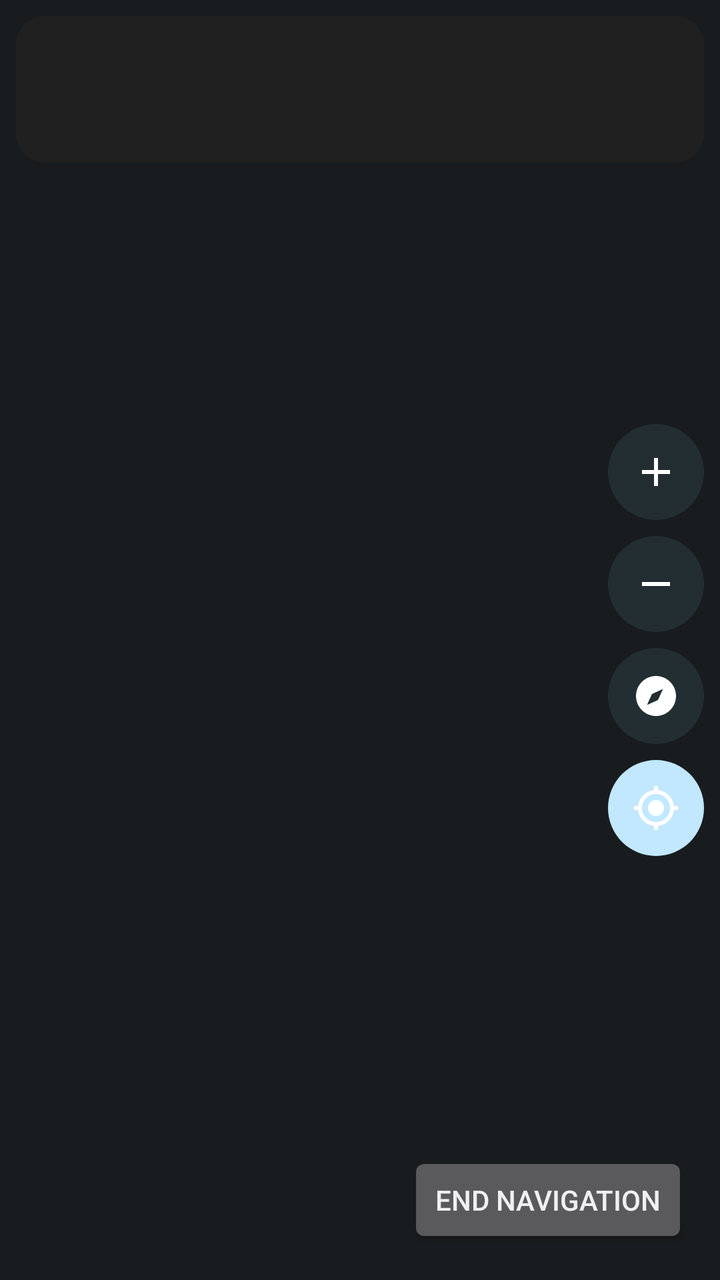
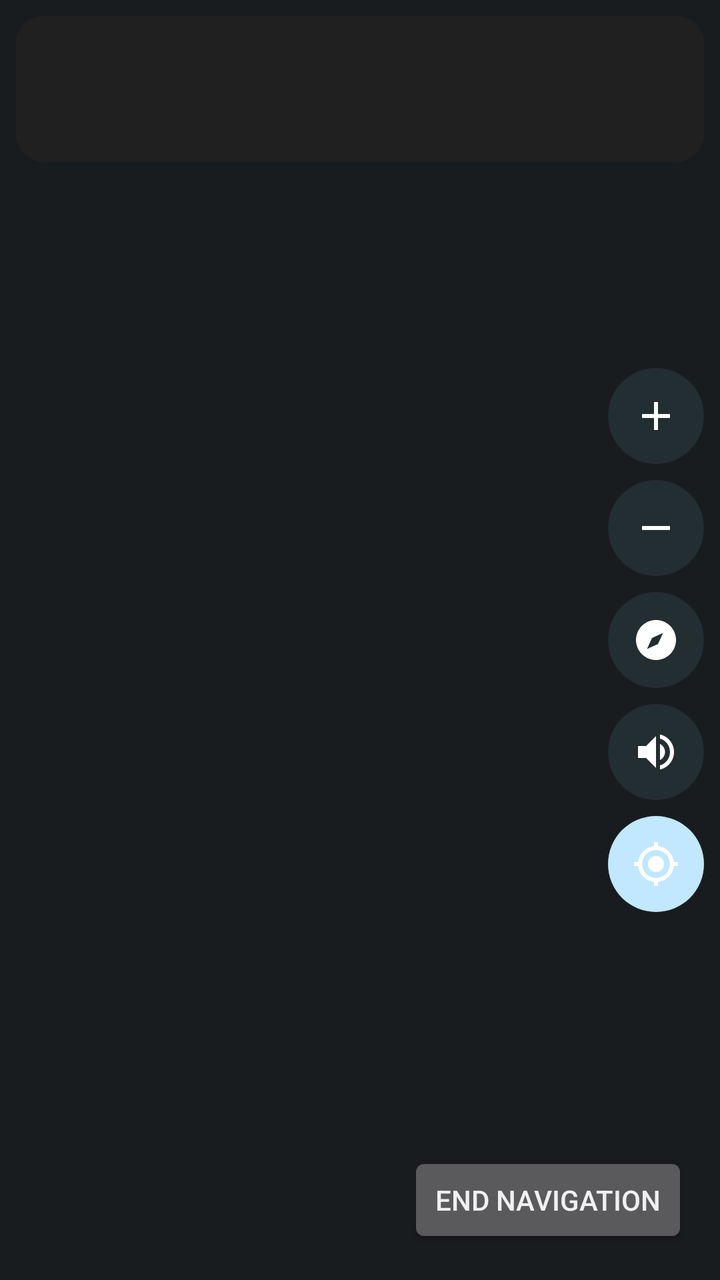

The first picture is an Android layout as it rendered before a commit; the second is the same layout after the commit. The layout source and the unified diff follow.
<!-- AndroidManifest.xml: application theme android:Theme.DeviceDefault -->
<!-- res/layout/activity_navigation.xml -->
<?xml version="1.0" encoding="utf-8"?>
<FrameLayout xmlns:android="http://schemas.android.com/apk/res/android"
    android:layout_width="match_parent"
    android:layout_height="match_parent">

    <FrameLayout
        android:id="@+id/navMap"
        android:layout_width="match_parent"
        android:layout_height="match_parent" />

    <LinearLayout
        android:layout_width="match_parent"
        android:layout_height="wrap_content"
        android:layout_gravity="top"
        android:layout_margin="8dp"
        android:background="@drawable/hud_bg"
        android:orientation="vertical"
        android:fitsSystemWindows="true"
        android:padding="12dp">

        <LinearLayout
            android:layout_width="match_parent"
            android:layout_height="wrap_content"
            android:gravity="center_vertical"
            android:orientation="horizontal">

            <TextView
                android:id="@+id/tvInstruction"
                android:layout_width="0dp"
                android:layout_height="wrap_content"
                android:layout_weight="1"
                android:fontFamily="sans-serif-medium"
                android:maxLines="2"
                android:ellipsize="end"
                android:textColor="#FFFFFFFF"
                android:textSize="17sp" />

            <TextView
                android:id="@+id/tvManeuverDistance"
                android:layout_width="wrap_content"
                android:layout_height="wrap_content"
                android:layout_marginStart="12dp"
                android:fontFamily="sans-serif-medium"
                android:textColor="#FF80D8FF"
                android:textSize="22sp" />
        </LinearLayout>

        <TextView
            android:id="@+id/tvSub"
            android:layout_width="wrap_content"
            android:layout_height="wrap_content"
            android:layout_marginTop="2dp"
            android:textColor="#B3FFFFFF"
            android:textSize="13sp" />
    </LinearLayout>

    <LinearLayout
        android:layout_width="wrap_content"
        android:layout_height="wrap_content"
        android:layout_gravity="end|center_vertical"
        android:layout_marginEnd="8dp"
        android:orientation="vertical">

        <ImageButton
            android:id="@+id/btnZoomIn"
            android:layout_width="48dp"
            android:layout_height="48dp"
            android:background="@drawable/fab_circle_dark"
            android:contentDescription="@string/nav_zoom_in"
            android:src="@drawable/ic_zoom_in" />

        <ImageButton
            android:id="@+id/btnZoomOut"
            android:layout_width="48dp"
            android:layout_height="48dp"
            android:layout_marginTop="8dp"
            android:background="@drawable/fab_circle_dark"
            android:contentDescription="@string/nav_zoom_out"
            android:src="@drawable/ic_zoom_out" />

        <ImageButton
            android:id="@+id/btnCompass"
            android:layout_width="48dp"
            android:layout_height="48dp"
            android:layout_marginTop="8dp"
            android:background="@drawable/fab_circle_dark"
            android:contentDescription="@string/nav_heading_up"
            android:src="@drawable/ic_compass" />

        <ImageButton
            android:id="@+id/btnRecenter"
            android:layout_width="48dp"
            android:layout_height="48dp"
            android:layout_marginTop="8dp"
            android:background="@drawable/fab_circle"
            android:contentDescription="@string/nav_recenter"
            android:src="@drawable/ic_my_location" />
    </LinearLayout>

    <LinearLayout
        android:id="@+id/arrivalPanel"
        android:layout_width="match_parent"
        android:layout_height="wrap_content"
        android:layout_gravity="center"
        android:layout_margin="24dp"
        android:background="#E6212121"
        android:fitsSystemWindows="true"
        android:orientation="vertical"
        android:padding="24dp"
        android:visibility="gone">

        <TextView
            android:layout_width="match_parent"
            android:layout_height="wrap_content"
            android:gravity="center"
            android:text="@string/nav_arrived"
            android:textColor="#FFFFFFFF"
            android:textSize="24sp"
            android:textStyle="bold" />

        <TextView
            android:id="@+id/tvArrivalAddress"
            android:layout_width="match_parent"
            android:layout_height="wrap_content"
            android:layout_marginTop="8dp"
            android:gravity="center"
            android:textColor="#B3FFFFFF"
            android:textSize="14sp" />

        <Button
            android:id="@+id/btnDone"
            android:layout_width="wrap_content"
            android:layout_height="wrap_content"
            android:layout_gravity="center_horizontal"
            android:layout_marginTop="16dp"
            android:minWidth="160dp"
            android:text="@string/nav_done" />
    </LinearLayout>

    <Button
        android:id="@+id/btnStop"
        android:layout_width="wrap_content"
        android:layout_height="wrap_content"
        android:layout_gravity="bottom|end"
        android:layout_margin="16dp"
        android:fitsSystemWindows="true"
        android:minWidth="140dp"
        android:text="@string/nav_stop" />
</FrameLayout>
<!-- resources referenced by this layout -->
<resources>
  <!-- drawable fab_circle (drawable) -->
  <?xml version="1.0" encoding="utf-8"?>
  <ripple xmlns:android="http://schemas.android.com/apk/res/android"
      android:color="?android:attr/colorControlHighlight">
      <item>
          <shape android:shape="oval">
              <solid android:color="?android:attr/colorAccent" />
          </shape>
      </item>
  </ripple>
  <!-- drawable fab_circle_dark (drawable) -->
  <?xml version="1.0" encoding="utf-8"?>
  <ripple xmlns:android="http://schemas.android.com/apk/res/android"
      android:color="?android:attr/colorControlHighlight">
      <item>
          <shape android:shape="oval">
              <solid android:color="#CC263238" />
          </shape>
      </item>
  </ripple>
  <!-- drawable hud_bg (drawable) -->
  <?xml version="1.0" encoding="utf-8"?>
  <shape xmlns:android="http://schemas.android.com/apk/res/android"
      android:shape="rectangle">
      <solid android:color="#D9212121" />
      <corners android:radius="14dp" />
  </shape>
  <!-- drawable ic_compass (drawable) -->
  <?xml version="1.0" encoding="utf-8"?>
  <vector xmlns:android="http://schemas.android.com/apk/res/android"
      android:width="24dp"
      android:height="24dp"
      android:viewportWidth="24"
      android:viewportHeight="24">
      <path
          android:fillColor="#FFFFFFFF"
          android:pathData="M12,2C6.48,2 2,6.48 2,12s4.48,10 10,10 10,-4.48 10,-10S17.52,2 12,2zM15.5,8.5l-2.5,5.5 -5.5,2.5 2.5,-5.5 5.5,-2.5z" />
  </vector>
  <!-- drawable ic_zoom_in (drawable) -->
  <?xml version="1.0" encoding="utf-8"?>
  <vector xmlns:android="http://schemas.android.com/apk/res/android"
      android:width="24dp"
      android:height="24dp"
      android:viewportWidth="24"
      android:viewportHeight="24">
      <path
          android:fillColor="#FFFFFFFF"
          android:pathData="M19,13H13v6h-2v-6H5v-2h6V5h2v6h6V13z" />
  </vector>
  <!-- drawable ic_zoom_out (drawable) -->
  <?xml version="1.0" encoding="utf-8"?>
  <vector xmlns:android="http://schemas.android.com/apk/res/android"
      android:width="24dp"
      android:height="24dp"
      android:viewportWidth="24"
      android:viewportHeight="24">
      <path
          android:fillColor="#FFFFFFFF"
          android:pathData="M19,13H5v-2h14V13z" />
  </vector>
  <string name="nav_arrived">You have arrived</string>
  <string name="nav_done">Done</string>
  <string name="nav_heading_up">Rotate map to heading</string>
  <string name="nav_recenter">Recenter map</string>
  <string name="nav_stop">End navigation</string>
  <string name="nav_zoom_in">Zoom in</string>
  <string name="nav_zoom_out">Zoom out</string>
  <!-- unchanged entries left out for length: 1 -->
</resources>

<!-- the commit's change to res/layout/activity_navigation.xml (unified diff, before → after) -->
@@ -9,6 +9,7 @@
         android:layout_height="match_parent" />
 
     <LinearLayout
+        android:id="@+id/hudPanel"
         android:layout_width="match_parent"
         android:layout_height="wrap_content"
         android:layout_gravity="top"
@@ -54,7 +55,20 @@
             android:textSize="13sp" />
     </LinearLayout>
 
+    <ImageButton
+        android:id="@+id/btnBackToMap"
+        android:layout_width="48dp"
+        android:layout_height="48dp"
+        android:layout_gravity="top|end"
+        android:layout_marginTop="16dp"
+        android:layout_marginEnd="8dp"
+        android:background="@drawable/fab_circle"
+        android:contentDescription="@string/nav_back_to_map"
+        android:src="@drawable/ic_back"
+        android:visibility="gone" />
+
     <LinearLayout
+        android:id="@+id/controlsPanel"
         android:layout_width="wrap_content"
         android:layout_height="wrap_content"
         android:layout_gravity="end|center_vertical"
@@ -86,6 +100,15 @@
             android:background="@drawable/fab_circle_dark"
             android:contentDescription="@string/nav_heading_up"
             android:src="@drawable/ic_compass" />
+
+        <ImageButton
+            android:id="@+id/btnVoice"
+            android:layout_width="48dp"
+            android:layout_height="48dp"
+            android:layout_marginTop="8dp"
+            android:background="@drawable/fab_circle_dark"
+            android:contentDescription="@string/nav_voice_on"
+            android:src="@drawable/ic_volume_on" />
 
         <ImageButton
             android:id="@+id/btnRecenter"
<!-- resource entries referenced after the edit -->
@@ -27,6 +27,17 @@
       <solid android:color="#D9212121" />
       <corners android:radius="14dp" />
   </shape>
+  <!-- drawable ic_back (drawable) -->
+  <?xml version="1.0" encoding="utf-8"?>
+  <vector xmlns:android="http://schemas.android.com/apk/res/android"
+      android:width="24dp"
+      android:height="24dp"
+      android:viewportWidth="24"
+      android:viewportHeight="24">
+      <path
+          android:fillColor="#FFFFFFFF"
+          android:pathData="M20,11H7.83l5.59,-5.59L12,4l-8,8 8,8 1.41,-1.41L7.83,13H20v-2z" />
+  </vector>
   <!-- drawable ic_compass (drawable) -->
   <?xml version="1.0" encoding="utf-8"?>
   <vector xmlns:android="http://schemas.android.com/apk/res/android"
@@ -37,6 +48,17 @@
       <path
           android:fillColor="#FFFFFFFF"
           android:pathData="M12,2C6.48,2 2,6.48 2,12s4.48,10 10,10 10,-4.48 10,-10S17.52,2 12,2zM15.5,8.5l-2.5,5.5 -5.5,2.5 2.5,-5.5 5.5,-2.5z" />
+  </vector>
+  <!-- drawable ic_volume_on (drawable) -->
+  <?xml version="1.0" encoding="utf-8"?>
+  <vector xmlns:android="http://schemas.android.com/apk/res/android"
+      android:width="24dp"
+      android:height="24dp"
+      android:viewportWidth="24"
+      android:viewportHeight="24">
+      <path
+          android:fillColor="#FFFFFFFF"
+          android:pathData="M3,9v6h4l5,5V4L7,9H3zM16.5,12c0,-1.77 -1.02,-3.29 -2.5,-4.03v8.05c1.48,-0.73 2.5,-2.25 2.5,-4.02zM14,3.23v2.06c2.89,0.86 5,3.54 5,6.71s-2.11,5.85 -5,6.71v2.06c4.01,-0.91 7,-4.49 7,-8.77s-2.99,-7.86 -7,-8.77z" />
   </vector>
   <!-- drawable ic_zoom_in (drawable) -->
   <?xml version="1.0" encoding="utf-8"?>
@@ -61,10 +83,12 @@
           android:pathData="M19,13H5v-2h14V13z" />
   </vector>
   <string name="nav_arrived">You have arrived</string>
+  <string name="nav_back_to_map">Back to navigation map</string>
   <string name="nav_done">Done</string>
   <string name="nav_heading_up">Rotate map to heading</string>
   <string name="nav_recenter">Recenter map</string>
   <string name="nav_stop">End navigation</string>
+  <string name="nav_voice_on">Voice guidance on</string>
   <string name="nav_zoom_in">Zoom in</string>
   <string name="nav_zoom_out">Zoom out</string>
   <!-- unchanged entries left out for length: 1 -->
